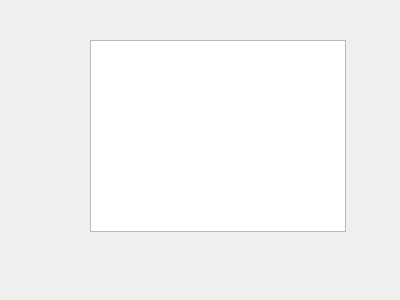
Before: the Qt Designer form Proyecto_Cine/horarios.ui in moyeta-tech/Cine, drawn with Qt 5.
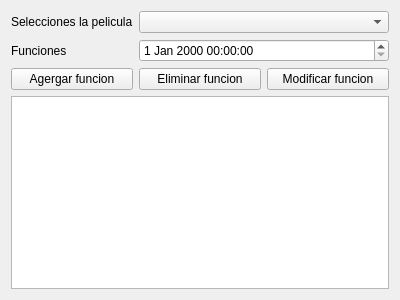
After: the same form once the commit is applied.

Patch:
```diff
--- a/Proyecto_Cine/horarios.ui
+++ b/Proyecto_Cine/horarios.ui
@@ -13,16 +13,56 @@
   <property name="windowTitle">
    <string>Form</string>
   </property>
-  <widget class="QTableWidget" name="tableWidget">
-   <property name="geometry">
-    <rect>
-     <x>90</x>
-     <y>40</y>
-     <width>256</width>
-     <height>192</height>
-    </rect>
-   </property>
-  </widget>
+  <layout class="QHBoxLayout" name="horizontalLayout">
+   <item>
+    <layout class="QGridLayout" name="gridLayout">
+     <item row="0" column="0">
+      <widget class="QLabel" name="label">
+       <property name="text">
+        <string>Selecciones la pelicula</string>
+       </property>
+      </widget>
+     </item>
+     <item row="2" column="1">
+      <widget class="QPushButton" name="pushButton_2">
+       <property name="text">
+        <string>Eliminar funcion</string>
+       </property>
+      </widget>
+     </item>
+     <item row="1" column="0">
+      <widget class="QLabel" name="label_2">
+       <property name="text">
+        <string>Funciones</string>
+       </property>
+      </widget>
+     </item>
+     <item row="2" column="0">
+      <widget class="QPushButton" name="pushButton">
+       <property name="text">
+        <string>Agergar funcion</string>
+       </property>
+      </widget>
+     </item>
+     <item row="2" column="2">
+      <widget class="QPushButton" name="pushButton_3">
+       <property name="text">
+        <string>Modificar funcion</string>
+       </property>
+      </widget>
+     </item>
+     <item row="3" column="0" colspan="3">
+      <widget class="QTableWidget" name="tableWidget"/>
+     </item>
+     <item row="1" column="1" colspan="2">
+      <widget class="QDateTimeEdit" name="dateTimeEdit"/>
+     </item>
+     <item row="0" column="1" colspan="2">
+      <widget class="QComboBox" name="comboBox"/>
+     </item>
+    </layout>
+   </item>
+  </layout>
  </widget>
  <resources/>
  <connections/>
```
